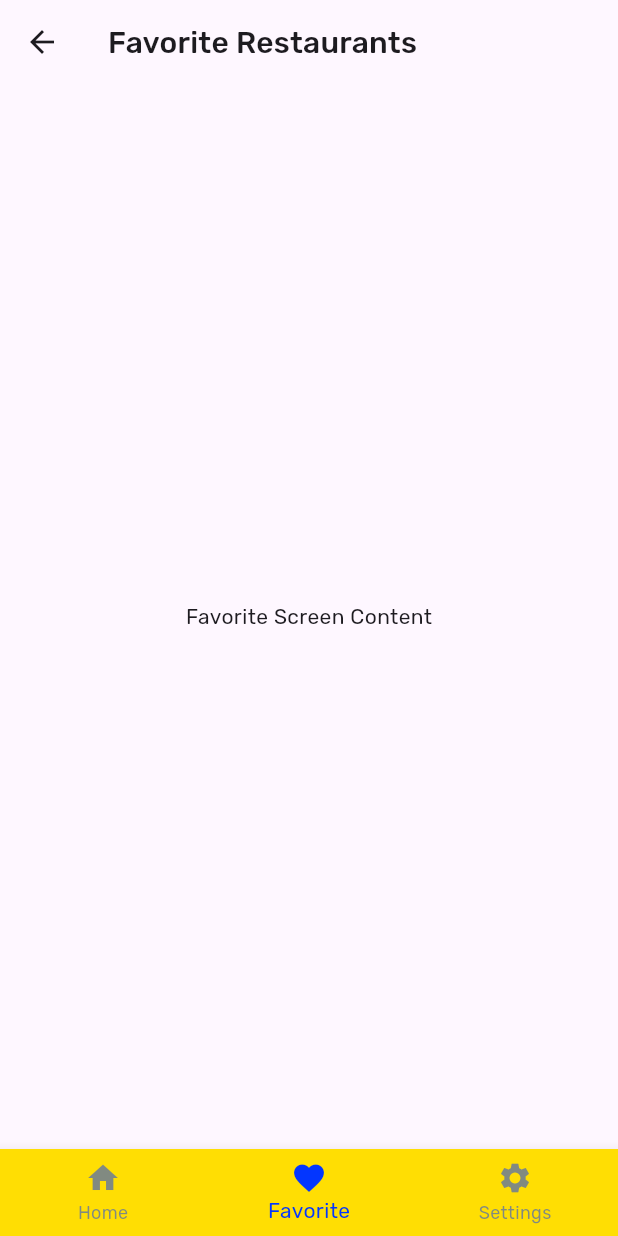
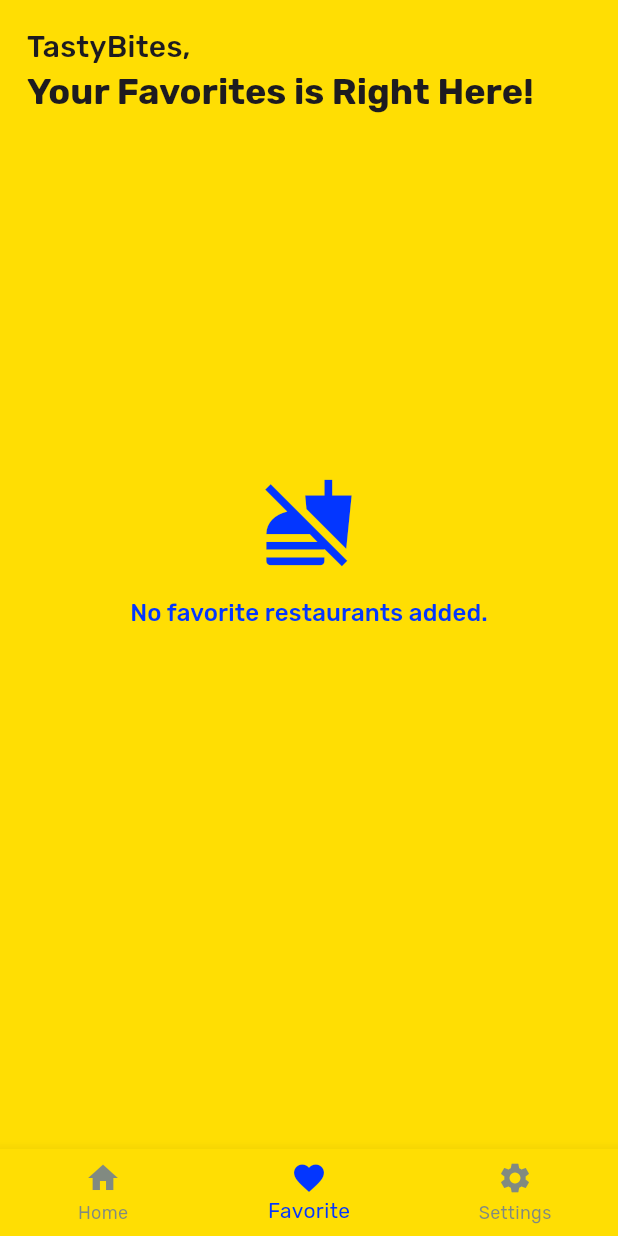
Before and after one commit to inirafli/TastyBites, a Flutter app: the FavoritesPage screen opened by its route, on a phone screen of 412 x 824 dp. Run offline on Flutter 3.47's test engine with Material 3 defaults, Android fonts, the light colour scheme and no system bars; our stand-ins replace google_fonts, shared_preferences; accounts and stored records are empty; network calls fail.

Commit message:
added favorite page with data

```diff
--- a/lib/screens/favorite_screen.dart
+++ b/lib/screens/favorite_screen.dart
@@ -1,6 +1,9 @@
 import 'package:flutter/material.dart';
+import 'package:provider/provider.dart';
 
+import '../provider/restaurant_provider.dart';
 import '../widgets/bottom_navigation.dart';
+import '../widgets/restaurant_card.dart';
 
 class FavoritesPage extends StatefulWidget {
   static const routeName = '/favorite_page';
@@ -16,12 +19,43 @@ class _FavoritesPageState extends State<FavoritesPage> {
 
   @override
   Widget build(BuildContext context) {
+    final restaurantProvider = Provider.of<RestaurantProvider>(context);
+
     return Scaffold(
-      appBar: AppBar(
-        title: const Text('Favorite Restaurants'),
-      ),
-      body: const Center(
-        child: Text('Favorite Screen Content'),
+      backgroundColor: Theme.of(context).colorScheme.primary,
+      body: SafeArea(
+        child: Padding(
+          padding: const EdgeInsets.all(18.0),
+          child: Column(
+            crossAxisAlignment: CrossAxisAlignment.start,
+            children: [
+              Column(
+                crossAxisAlignment: CrossAxisAlignment.start,
+                children: [
+                  Text('TastyBites,',
+                      style: Theme.of(context).textTheme.titleLarge),
+                  const SizedBox(height: 2.0),
+                  Text('Your Favorites is Right Here!',
+                      style: Theme.of(context).textTheme.headlineSmall),
+                ],
+              ),
+              const SizedBox(height: 24.0),
+              if (restaurantProvider.favoriteRestaurants.isEmpty)
+                _buildErrorWidget('No favorite restaurants added.')
+              else
+                Expanded(
+                  child: ListView.builder(
+                    itemCount: restaurantProvider.favoriteRestaurants.length,
+                    itemBuilder: (context, index) {
+                      final restaurant =
+                      restaurantProvider.favoriteRestaurants[index];
+                      return RestaurantCard(restaurant: restaurant);
+                    },
+                  ),
+                ),
+            ],
+          ),
+        ),
       ),
       bottomNavigationBar: BottomNavigationWidget(
         currentIndex: _currentIndex,
@@ -33,4 +67,32 @@ class _FavoritesPageState extends State<FavoritesPage> {
       ),
     );
   }
+
+  Widget _buildErrorWidget(String errorMessage) {
+    return SizedBox(
+      height: MediaQuery.of(context).size.height * 0.65,
+      child: Center(
+        child: Column(
+          mainAxisAlignment: MainAxisAlignment.center,
+          children: [
+            Icon(
+              Icons.no_food,
+              size: 62.0,
+              color: Theme.of(context).colorScheme.secondary,
+            ),
+            const SizedBox(height: 18.0),
+            Center(
+              child: Text(
+                errorMessage,
+                textAlign: TextAlign.center,
+                style: Theme.of(context).textTheme.titleSmall?.copyWith(
+                  color: Theme.of(context).colorScheme.secondary,
+                ),
+              ),
+            ),
+          ],
+        ),
+      ),
+    );
+  }
 }
```
